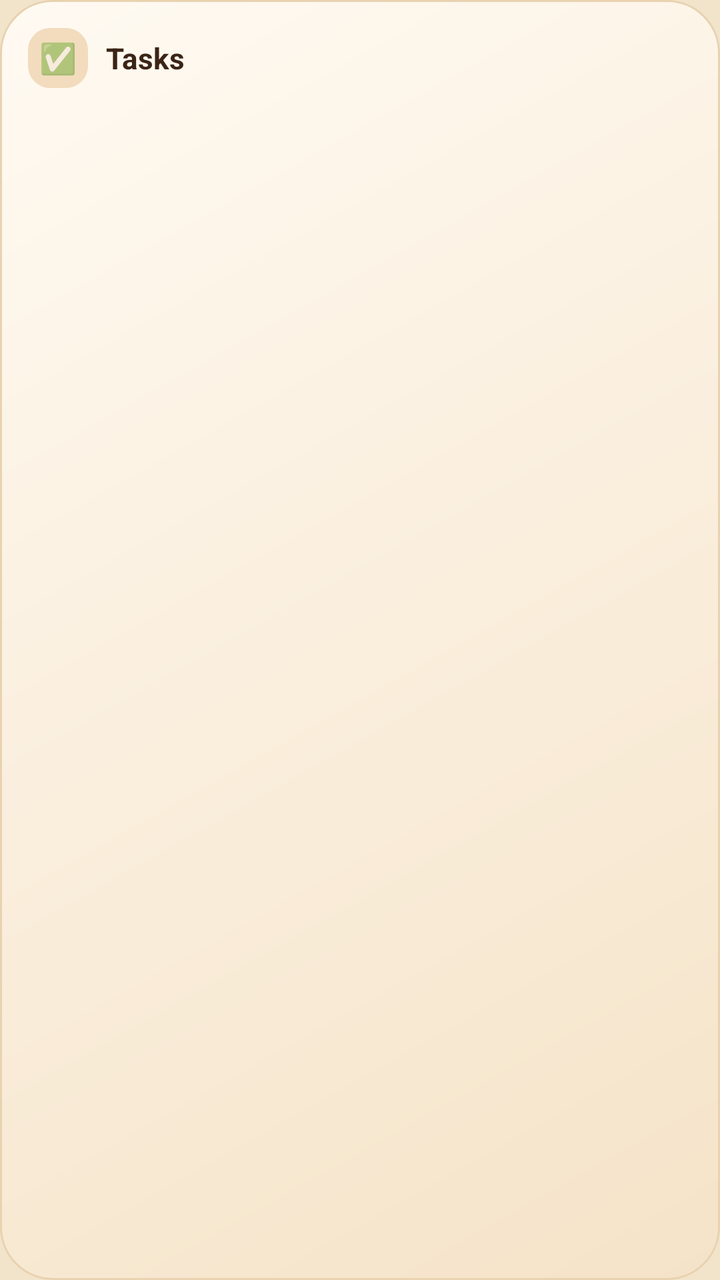
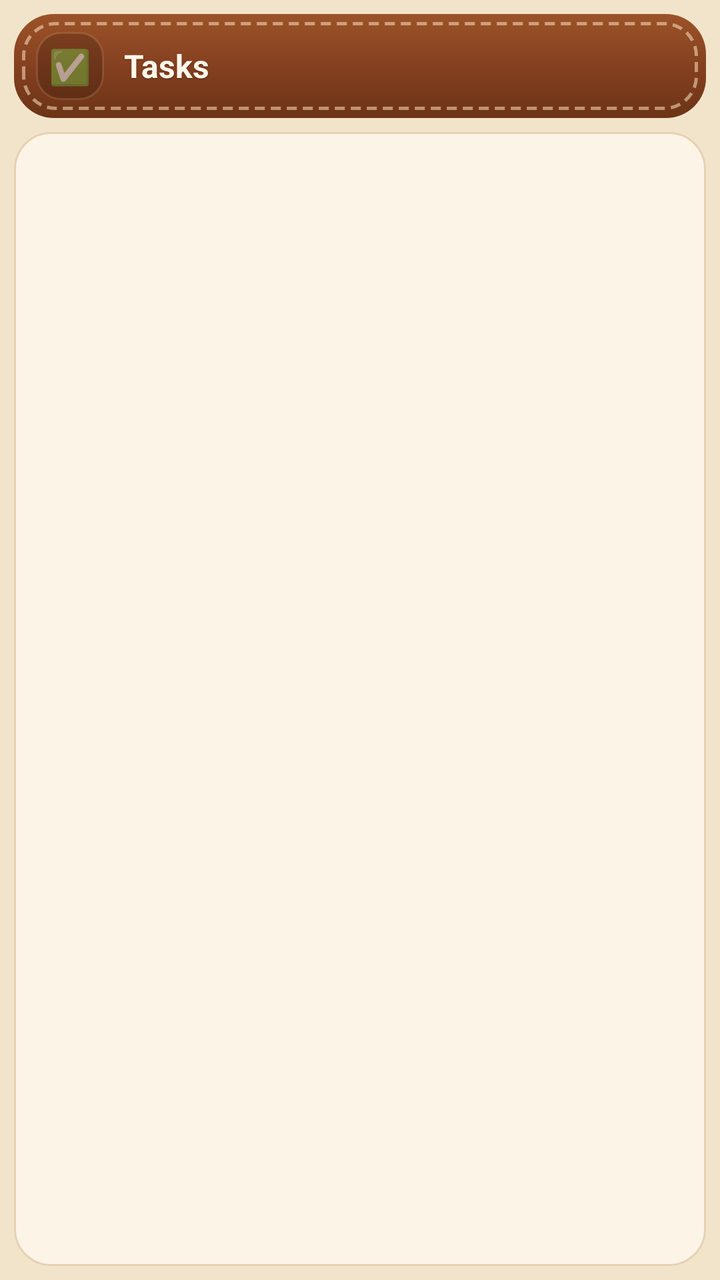

Before-and-after screenshots of an Android layout around one commit, followed by the original layout XML and the change that was made.
<!-- AndroidManifest.xml: application theme AppTheme -->
<!-- res/layout/widget_tasks.xml -->
<?xml version="1.0" encoding="utf-8"?>
<LinearLayout xmlns:android="http://schemas.android.com/apk/res/android" android:id="@+id/w_root" android:layout_width="match_parent" android:layout_height="match_parent"
    android:orientation="vertical" android:background="@drawable/widget_bg" android:padding="14dp">
    <LinearLayout android:layout_width="match_parent" android:layout_height="wrap_content" android:orientation="horizontal" android:gravity="center_vertical">
        <TextView android:id="@+id/w_icon" android:layout_width="30dp" android:layout_height="30dp" android:background="@drawable/widget_tile"
            android:gravity="center" android:text="✅" android:textSize="15sp" />
        <TextView android:id="@+id/w_label" android:layout_width="0dp" android:layout_weight="1" android:layout_height="wrap_content" android:layout_marginStart="9dp"
            android:text="Tasks" android:textColor="@color/widget_ink" android:textSize="14.5sp" android:textStyle="bold" android:maxLines="1" android:ellipsize="end" />
        <TextView android:id="@+id/w_chip2" android:layout_width="wrap_content" android:layout_height="wrap_content" android:layout_marginStart="6dp"
            android:background="@drawable/chip_neutral" android:paddingLeft="9dp" android:paddingRight="9dp" android:paddingTop="3dp" android:paddingBottom="3dp"
            android:textColor="#8A6A52" android:textSize="11sp" android:textStyle="bold" android:maxLines="1" android:visibility="gone" />
        <TextView android:id="@+id/w_chip" android:layout_width="wrap_content" android:layout_height="wrap_content" android:layout_marginStart="6dp"
            android:background="@drawable/chip_neutral" android:paddingLeft="9dp" android:paddingRight="9dp" android:paddingTop="3dp" android:paddingBottom="3dp"
            android:textColor="#8A6A52" android:textSize="11sp" android:textStyle="bold" android:maxLines="1" android:visibility="gone" />
    </LinearLayout>
    <TextView android:layout_width="match_parent" android:layout_height="2dp" />
    <LinearLayout android:id="@+id/w_r1" android:layout_width="match_parent" android:layout_height="wrap_content" android:orientation="horizontal" android:gravity="center_vertical" android:layout_marginTop="7dp" android:visibility="gone">
        <ImageView android:id="@+id/w_k1" android:layout_width="3dp" android:layout_height="24dp" android:src="@drawable/bar_neutral" android:scaleType="fitXY" android:importantForAccessibility="no" />
        <TextView android:id="@+id/w_e1" android:layout_width="wrap_content" android:layout_height="wrap_content" android:layout_marginStart="9dp" android:textSize="14sp" />
        <TextView android:id="@+id/w_a1" android:layout_width="0dp" android:layout_weight="1" android:layout_height="wrap_content" android:layout_marginStart="7dp" android:textColor="@color/widget_ink" android:textSize="13.5sp" android:maxLines="1" android:ellipsize="end" />
        <TextView android:id="@+id/w_b1" android:layout_width="wrap_content" android:layout_height="wrap_content" android:layout_marginStart="8dp" android:textColor="@color/widget_muted" android:textSize="11.5sp" android:textStyle="bold" android:maxLines="1" />
    </LinearLayout>
    <LinearLayout android:id="@+id/w_r2" android:layout_width="match_parent" android:layout_height="wrap_content" android:orientation="horizontal" android:gravity="center_vertical" android:layout_marginTop="7dp" android:visibility="gone">
        <ImageView android:id="@+id/w_k2" android:layout_width="3dp" android:layout_height="24dp" android:src="@drawable/bar_neutral" android:scaleType="fitXY" android:importantForAccessibility="no" />
        <TextView android:id="@+id/w_e2" android:layout_width="wrap_content" android:layout_height="wrap_content" android:layout_marginStart="9dp" android:textSize="14sp" />
        <TextView android:id="@+id/w_a2" android:layout_width="0dp" android:layout_weight="1" android:layout_height="wrap_content" android:layout_marginStart="7dp" android:textColor="@color/widget_ink" android:textSize="13.5sp" android:maxLines="1" android:ellipsize="end" />
        <TextView android:id="@+id/w_b2" android:layout_width="wrap_content" android:layout_height="wrap_content" android:layout_marginStart="8dp" android:textColor="@color/widget_muted" android:textSize="11.5sp" android:textStyle="bold" android:maxLines="1" />
    </LinearLayout>
    <LinearLayout android:id="@+id/w_r3" android:layout_width="match_parent" android:layout_height="wrap_content" android:orientation="horizontal" android:gravity="center_vertical" android:layout_marginTop="7dp" android:visibility="gone">
        <ImageView android:id="@+id/w_k3" android:layout_width="3dp" android:layout_height="24dp" android:src="@drawable/bar_neutral" android:scaleType="fitXY" android:importantForAccessibility="no" />
        <TextView android:id="@+id/w_e3" android:layout_width="wrap_content" android:layout_height="wrap_content" android:layout_marginStart="9dp" android:textSize="14sp" />
        <TextView android:id="@+id/w_a3" android:layout_width="0dp" android:layout_weight="1" android:layout_height="wrap_content" android:layout_marginStart="7dp" android:textColor="@color/widget_ink" android:textSize="13.5sp" android:maxLines="1" android:ellipsize="end" />
        <TextView android:id="@+id/w_b3" android:layout_width="wrap_content" android:layout_height="wrap_content" android:layout_marginStart="8dp" android:textColor="@color/widget_muted" android:textSize="11.5sp" android:textStyle="bold" android:maxLines="1" />
    </LinearLayout>
    <LinearLayout android:id="@+id/w_r4" android:layout_width="match_parent" android:layout_height="wrap_content" android:orientation="horizontal" android:gravity="center_vertical" android:layout_marginTop="7dp" android:visibility="gone">
        <ImageView android:id="@+id/w_k4" android:layout_width="3dp" android:layout_height="24dp" android:src="@drawable/bar_neutral" android:scaleType="fitXY" android:importantForAccessibility="no" />
        <TextView android:id="@+id/w_e4" android:layout_width="wrap_content" android:layout_height="wrap_content" android:layout_marginStart="9dp" android:textSize="14sp" />
        <TextView android:id="@+id/w_a4" android:layout_width="0dp" android:layout_weight="1" android:layout_height="wrap_content" android:layout_marginStart="7dp" android:textColor="@color/widget_ink" android:textSize="13.5sp" android:maxLines="1" android:ellipsize="end" />
        <TextView android:id="@+id/w_b4" android:layout_width="wrap_content" android:layout_height="wrap_content" android:layout_marginStart="8dp" android:textColor="@color/widget_muted" android:textSize="11.5sp" android:textStyle="bold" android:maxLines="1" />
    </LinearLayout>
    <LinearLayout android:id="@+id/w_r5" android:layout_width="match_parent" android:layout_height="wrap_content" android:orientation="horizontal" android:gravity="center_vertical" android:layout_marginTop="7dp" android:visibility="gone">
        <ImageView android:id="@+id/w_k5" android:layout_width="3dp" android:layout_height="24dp" android:src="@drawable/bar_neutral" android:scaleType="fitXY" android:importantForAccessibility="no" />
        <TextView android:id="@+id/w_e5" android:layout_width="wrap_content" android:layout_height="wrap_content" android:layout_marginStart="9dp" android:textSize="14sp" />
        <TextView android:id="@+id/w_a5" android:layout_width="0dp" android:layout_weight="1" android:layout_height="wrap_content" android:layout_marginStart="7dp" android:textColor="@color/widget_ink" android:textSize="13.5sp" android:maxLines="1" android:ellipsize="end" />
        <TextView android:id="@+id/w_b5" android:layout_width="wrap_content" android:layout_height="wrap_content" android:layout_marginStart="8dp" android:textColor="@color/widget_muted" android:textSize="11.5sp" android:textStyle="bold" android:maxLines="1" />
    </LinearLayout>
    <TextView android:id="@+id/w_empty" android:layout_width="match_parent" android:layout_height="wrap_content" android:layout_marginTop="10dp" android:textColor="@color/widget_muted" android:textSize="13sp" android:visibility="gone" />
</LinearLayout>
<!-- resources referenced by this layout -->
<resources>
  <color name="widget_ink">#3B2416</color>
  <color name="widget_muted">#8A6A52</color>
  <!-- drawable bar_neutral (drawable) -->
  <?xml version="1.0" encoding="utf-8"?>
  <shape xmlns:android="http://schemas.android.com/apk/res/android" android:shape="rectangle">
      <solid android:color="#8A6A52" />
      <corners android:radius="2dp" />
  </shape>
  <!-- drawable chip_neutral (drawable) -->
  <?xml version="1.0" encoding="utf-8"?>
  <shape xmlns:android="http://schemas.android.com/apk/res/android" android:shape="rectangle">
      <solid android:color="#268A6A52" />
      <corners android:radius="999dp" />
  </shape>
  <!-- drawable widget_bg (drawable) -->
  <?xml version="1.0" encoding="utf-8"?>
  <shape xmlns:android="http://schemas.android.com/apk/res/android" android:shape="rectangle">
      <gradient android:angle="315" android:startColor="@color/widget_bg_top" android:endColor="@color/widget_bg_bottom" />
      <corners android:radius="26dp" />
      <stroke android:width="1dp" android:color="@color/widget_line" />
  </shape>
  <!-- drawable widget_tile (drawable) -->
  <?xml version="1.0" encoding="utf-8"?>
  <shape xmlns:android="http://schemas.android.com/apk/res/android" android:shape="rectangle">
      <solid android:color="@color/widget_tile" />
      <corners android:radius="11dp" />
  </shape>
  <style name="AppTheme" parent="Theme.AppCompat.DayNight.NoActionBar">
          <item name="colorPrimary">@color/colorPrimary</item>
          <item name="colorPrimaryDark">@color/colorPrimaryDark</item>
          <item name="colorAccent">@color/colorAccent</item>
          <item name="android:windowBackground">@color/page</item>
      </style>
  <color name="widget_bg_top">#FFFAF2</color>
  <color name="widget_bg_bottom">#F5E3C8</color>
  <color name="widget_line">#E8D2B0</color>
  <color name="widget_tile">#F2DCBD</color>
  <color name="colorPrimary">#7C3D1B</color>
  <color name="colorPrimaryDark">#7C3D1B</color>
  <color name="colorAccent">#6A3DE8</color>
  <color name="page">#F2E4CB</color>
</resources>

<!-- the commit's change to res/layout/widget_tasks.xml (unified diff, before → after) -->
@@ -1,48 +1,57 @@
 <?xml version="1.0" encoding="utf-8"?>
 <LinearLayout xmlns:android="http://schemas.android.com/apk/res/android" android:id="@+id/w_root" android:layout_width="match_parent" android:layout_height="match_parent"
-    android:orientation="vertical" android:background="@drawable/widget_bg" android:padding="14dp">
-    <LinearLayout android:layout_width="match_parent" android:layout_height="wrap_content" android:orientation="horizontal" android:gravity="center_vertical">
-        <TextView android:id="@+id/w_icon" android:layout_width="30dp" android:layout_height="30dp" android:background="@drawable/widget_tile"
-            android:gravity="center" android:text="✅" android:textSize="15sp" />
-        <TextView android:id="@+id/w_label" android:layout_width="0dp" android:layout_weight="1" android:layout_height="wrap_content" android:layout_marginStart="9dp"
-            android:text="Tasks" android:textColor="@color/widget_ink" android:textSize="14.5sp" android:textStyle="bold" android:maxLines="1" android:ellipsize="end" />
+    android:orientation="vertical" android:background="@drawable/widget_bg" android:padding="7dp">
+    
+    <LinearLayout android:layout_width="match_parent" android:layout_height="wrap_content" android:orientation="horizontal" android:gravity="center_vertical"
+        android:background="@drawable/widget_leather" android:paddingLeft="11dp" android:paddingRight="11dp" android:paddingTop="9dp" android:paddingBottom="9dp">
+        <TextView android:id="@+id/w_icon" android:layout_width="34dp" android:layout_height="34dp" android:background="@drawable/widget_tile"
+            android:gravity="center" android:text="✅" android:textSize="17sp" />
+        <LinearLayout android:layout_width="0dp" android:layout_weight="1" android:layout_height="wrap_content" android:orientation="vertical" android:layout_marginStart="10dp">
+            <TextView android:id="@+id/w_label" android:layout_width="match_parent" android:layout_height="wrap_content" android:text="Tasks"
+                android:textColor="#FFFFF6EA" android:textSize="16sp" android:textStyle="bold" android:maxLines="1" android:ellipsize="end"
+                android:shadowColor="#8C321405" android:shadowDy="1" android:shadowRadius="1" />
+            <TextView android:id="@+id/w_hsub" android:layout_width="match_parent" android:layout_height="wrap_content" android:textColor="#FFF0CFA6"
+                android:textSize="11.5sp" android:textStyle="bold" android:maxLines="1" android:ellipsize="end" android:visibility="gone" />
+        </LinearLayout>
         <TextView android:id="@+id/w_chip2" android:layout_width="wrap_content" android:layout_height="wrap_content" android:layout_marginStart="6dp"
             android:background="@drawable/chip_neutral" android:paddingLeft="9dp" android:paddingRight="9dp" android:paddingTop="3dp" android:paddingBottom="3dp"
-            android:textColor="#8A6A52" android:textSize="11sp" android:textStyle="bold" android:maxLines="1" android:visibility="gone" />
+            android:textColor="#FFFFF1DD" android:textSize="11sp" android:textStyle="bold" android:maxLines="1" android:visibility="gone" />
         <TextView android:id="@+id/w_chip" android:layout_width="wrap_content" android:layout_height="wrap_content" android:layout_marginStart="6dp"
             android:background="@drawable/chip_neutral" android:paddingLeft="9dp" android:paddingRight="9dp" android:paddingTop="3dp" android:paddingBottom="3dp"
-            android:textColor="#8A6A52" android:textSize="11sp" android:textStyle="bold" android:maxLines="1" android:visibility="gone" />
+            android:textColor="#FFFFF1DD" android:textSize="11sp" android:textStyle="bold" android:maxLines="1" android:visibility="gone" />
     </LinearLayout>
-    <TextView android:layout_width="match_parent" android:layout_height="2dp" />
-    <LinearLayout android:id="@+id/w_r1" android:layout_width="match_parent" android:layout_height="wrap_content" android:orientation="horizontal" android:gravity="center_vertical" android:layout_marginTop="7dp" android:visibility="gone">
-        <ImageView android:id="@+id/w_k1" android:layout_width="3dp" android:layout_height="24dp" android:src="@drawable/bar_neutral" android:scaleType="fitXY" android:importantForAccessibility="no" />
-        <TextView android:id="@+id/w_e1" android:layout_width="wrap_content" android:layout_height="wrap_content" android:layout_marginStart="9dp" android:textSize="14sp" />
-        <TextView android:id="@+id/w_a1" android:layout_width="0dp" android:layout_weight="1" android:layout_height="wrap_content" android:layout_marginStart="7dp" android:textColor="@color/widget_ink" android:textSize="13.5sp" android:maxLines="1" android:ellipsize="end" />
-        <TextView android:id="@+id/w_b1" android:layout_width="wrap_content" android:layout_height="wrap_content" android:layout_marginStart="8dp" android:textColor="@color/widget_muted" android:textSize="11.5sp" android:textStyle="bold" android:maxLines="1" />
+    <LinearLayout android:id="@+id/w_card" android:layout_width="match_parent" android:layout_height="0dp" android:layout_weight="1" android:layout_marginTop="7dp"
+        android:orientation="vertical" android:background="@drawable/widget_card" android:padding="12dp">
+        <LinearLayout android:id="@+id/w_r1" android:layout_width="match_parent" android:layout_height="wrap_content" android:orientation="horizontal" android:gravity="center_vertical" android:layout_marginTop="3dp" android:visibility="gone">
+            <ImageView android:id="@+id/w_k1" android:layout_width="3dp" android:layout_height="24dp" android:src="@drawable/bar_neutral" android:scaleType="fitXY" android:importantForAccessibility="no" />
+            <TextView android:id="@+id/w_e1" android:layout_width="wrap_content" android:layout_height="wrap_content" android:layout_marginStart="9dp" android:textSize="14sp" />
+            <TextView android:id="@+id/w_a1" android:layout_width="0dp" android:layout_weight="1" android:layout_height="wrap_content" android:layout_marginStart="7dp" android:textColor="@color/widget_ink" android:textSize="13.5sp" android:maxLines="1" android:ellipsize="end" />
+            <TextView android:id="@+id/w_b1" android:layout_width="wrap_content" android:layout_height="wrap_content" android:layout_marginStart="8dp" android:textColor="@color/widget_muted" android:textSize="11.5sp" android:textStyle="bold" android:maxLines="1" />
+        </LinearLayout>
+        <LinearLayout android:id="@+id/w_r2" android:layout_width="match_parent" android:layout_height="wrap_content" android:orientation="horizontal" android:gravity="center_vertical" android:layout_marginTop="7dp" android:visibility="gone">
+            <ImageView android:id="@+id/w_k2" android:layout_width="3dp" android:layout_height="24dp" android:src="@drawable/bar_neutral" android:scaleType="fitXY" android:importantForAccessibility="no" />
+            <TextView android:id="@+id/w_e2" android:layout_width="wrap_content" android:layout_height="wrap_content" android:layout_marginStart="9dp" android:textSize="14sp" />
+            <TextView android:id="@+id/w_a2" android:layout_width="0dp" android:layout_weight="1" android:layout_height="wrap_content" android:layout_marginStart="7dp" android:textColor="@color/widget_ink" android:textSize="13.5sp" android:maxLines="1" android:ellipsize="end" />
+            <TextView android:id="@+id/w_b2" android:layout_width="wrap_content" android:layout_height="wrap_content" android:layout_marginStart="8dp" android:textColor="@color/widget_muted" android:textSize="11.5sp" android:textStyle="bold" android:maxLines="1" />
+        </LinearLayout>
+        <LinearLayout android:id="@+id/w_r3" android:layout_width="match_parent" android:layout_height="wrap_content" android:orientation="horizontal" android:gravity="center_vertical" android:layout_marginTop="7dp" android:visibility="gone">
+            <ImageView android:id="@+id/w_k3" android:layout_width="3dp" android:layout_height="24dp" android:src="@drawable/bar_neutral" android:scaleType="fitXY" android:importantForAccessibility="no" />
+            <TextView android:id="@+id/w_e3" android:layout_width="wrap_content" android:layout_height="wrap_content" android:layout_marginStart="9dp" android:textSize="14sp" />
+            <TextView android:id="@+id/w_a3" android:layout_width="0dp" android:layout_weight="1" android:layout_height="wrap_content" android:layout_marginStart="7dp" android:textColor="@color/widget_ink" android:textSize="13.5sp" android:maxLines="1" android:ellipsize="end" />
+            <TextView android:id="@+id/w_b3" android:layout_width="wrap_content" android:layout_height="wrap_content" android:layout_marginStart="8dp" android:textColor="@color/widget_muted" android:textSize="11.5sp" android:textStyle="bold" android:maxLines="1" />
+        </LinearLayout>
+        <LinearLayout android:id="@+id/w_r4" android:layout_width="match_parent" android:layout_height="wrap_content" android:orientation="horizontal" android:gravity="center_vertical" android:layout_marginTop="7dp" android:visibility="gone">
+            <ImageView android:id="@+id/w_k4" android:layout_width="3dp" android:layout_height="24dp" android:src="@drawable/bar_neutral" android:scaleType="fitXY" android:importantForAccessibility="no" />
+            <TextView android:id="@+id/w_e4" android:layout_width="wrap_content" android:layout_height="wrap_content" android:layout_marginStart="9dp" android:textSize="14sp" />
+            <TextView android:id="@+id/w_a4" android:layout_width="0dp" android:layout_weight="1" android:layout_height="wrap_content" android:layout_marginStart="7dp" android:textColor="@color/widget_ink" android:textSize="13.5sp" android:maxLines="1" android:ellipsize="end" />
+            <TextView android:id="@+id/w_b4" android:layout_width="wrap_content" android:layout_height="wrap_content" android:layout_marginStart="8dp" android:textColor="@color/widget_muted" android:textSize="11.5sp" android:textStyle="bold" android:maxLines="1" />
+        </LinearLayout>
+        <LinearLayout android:id="@+id/w_r5" android:layout_width="match_parent" android:layout_height="wrap_content" android:orientation="horizontal" android:gravity="center_vertical" android:layout_marginTop="7dp" android:visibility="gone">
+            <ImageView android:id="@+id/w_k5" android:layout_width="3dp" android:layout_height="24dp" android:src="@drawable/bar_neutral" android:scaleType="fitXY" android:importantForAccessibility="no" />
+            <TextView android:id="@+id/w_e5" android:layout_width="wrap_content" android:layout_height="wrap_content" android:layout_marginStart="9dp" android:textSize="14sp" />
+            <TextView android:id="@+id/w_a5" android:layout_width="0dp" android:layout_weight="1" android:layout_height="wrap_content" android:layout_marginStart="7dp" android:textColor="@color/widget_ink" android:textSize="13.5sp" android:maxLines="1" android:ellipsize="end" />
+            <TextView android:id="@+id/w_b5" android:layout_width="wrap_content" android:layout_height="wrap_content" android:layout_marginStart="8dp" android:textColor="@color/widget_muted" android:textSize="11.5sp" android:textStyle="bold" android:maxLines="1" />
+        </LinearLayout>
+        <TextView android:id="@+id/w_empty" android:layout_width="match_parent" android:layout_height="wrap_content" android:layout_marginTop="4dp" android:textColor="@color/widget_muted" android:textSize="13sp" android:visibility="gone" />
     </LinearLayout>
-    <LinearLayout android:id="@+id/w_r2" android:layout_width="match_parent" android:layout_height="wrap_content" android:orientation="horizontal" android:gravity="center_vertical" android:layout_marginTop="7dp" android:visibility="gone">
-        <ImageView android:id="@+id/w_k2" android:layout_width="3dp" android:layout_height="24dp" android:src="@drawable/bar_neutral" android:scaleType="fitXY" android:importantForAccessibility="no" />
-        <TextView android:id="@+id/w_e2" android:layout_width="wrap_content" android:layout_height="wrap_content" android:layout_marginStart="9dp" android:textSize="14sp" />
-        <TextView android:id="@+id/w_a2" android:layout_width="0dp" android:layout_weight="1" android:layout_height="wrap_content" android:layout_marginStart="7dp" android:textColor="@color/widget_ink" android:textSize="13.5sp" android:maxLines="1" android:ellipsize="end" />
-        <TextView android:id="@+id/w_b2" android:layout_width="wrap_content" android:layout_height="wrap_content" android:layout_marginStart="8dp" android:textColor="@color/widget_muted" android:textSize="11.5sp" android:textStyle="bold" android:maxLines="1" />
-    </LinearLayout>
-    <LinearLayout android:id="@+id/w_r3" android:layout_width="match_parent" android:layout_height="wrap_content" android:orientation="horizontal" android:gravity="center_vertical" android:layout_marginTop="7dp" android:visibility="gone">
-        <ImageView android:id="@+id/w_k3" android:layout_width="3dp" android:layout_height="24dp" android:src="@drawable/bar_neutral" android:scaleType="fitXY" android:importantForAccessibility="no" />
-        <TextView android:id="@+id/w_e3" android:layout_width="wrap_content" android:layout_height="wrap_content" android:layout_marginStart="9dp" android:textSize="14sp" />
-        <TextView android:id="@+id/w_a3" android:layout_width="0dp" android:layout_weight="1" android:layout_height="wrap_content" android:layout_marginStart="7dp" android:textColor="@color/widget_ink" android:textSize="13.5sp" android:maxLines="1" android:ellipsize="end" />
-        <TextView android:id="@+id/w_b3" android:layout_width="wrap_content" android:layout_height="wrap_content" android:layout_marginStart="8dp" android:textColor="@color/widget_muted" android:textSize="11.5sp" android:textStyle="bold" android:maxLines="1" />
-    </LinearLayout>
-    <LinearLayout android:id="@+id/w_r4" android:layout_width="match_parent" android:layout_height="wrap_content" android:orientation="horizontal" android:gravity="center_vertical" android:layout_marginTop="7dp" android:visibility="gone">
-        <ImageView android:id="@+id/w_k4" android:layout_width="3dp" android:layout_height="24dp" android:src="@drawable/bar_neutral" android:scaleType="fitXY" android:importantForAccessibility="no" />
-        <TextView android:id="@+id/w_e4" android:layout_width="wrap_content" android:layout_height="wrap_content" android:layout_marginStart="9dp" android:textSize="14sp" />
-        <TextView android:id="@+id/w_a4" android:layout_width="0dp" android:layout_weight="1" android:layout_height="wrap_content" android:layout_marginStart="7dp" android:textColor="@color/widget_ink" android:textSize="13.5sp" android:maxLines="1" android:ellipsize="end" />
-        <TextView android:id="@+id/w_b4" android:layout_width="wrap_content" android:layout_height="wrap_content" android:layout_marginStart="8dp" android:textColor="@color/widget_muted" android:textSize="11.5sp" android:textStyle="bold" android:maxLines="1" />
-    </LinearLayout>
-    <LinearLayout android:id="@+id/w_r5" android:layout_width="match_parent" android:layout_height="wrap_content" android:orientation="horizontal" android:gravity="center_vertical" android:layout_marginTop="7dp" android:visibility="gone">
-        <ImageView android:id="@+id/w_k5" android:layout_width="3dp" android:layout_height="24dp" android:src="@drawable/bar_neutral" android:scaleType="fitXY" android:importantForAccessibility="no" />
-        <TextView android:id="@+id/w_e5" android:layout_width="wrap_content" android:layout_height="wrap_content" android:layout_marginStart="9dp" android:textSize="14sp" />
-        <TextView android:id="@+id/w_a5" android:layout_width="0dp" android:layout_weight="1" android:layout_height="wrap_content" android:layout_marginStart="7dp" android:textColor="@color/widget_ink" android:textSize="13.5sp" android:maxLines="1" android:ellipsize="end" />
-        <TextView android:id="@+id/w_b5" android:layout_width="wrap_content" android:layout_height="wrap_content" android:layout_marginStart="8dp" android:textColor="@color/widget_muted" android:textSize="11.5sp" android:textStyle="bold" android:maxLines="1" />
-    </LinearLayout>
-    <TextView android:id="@+id/w_empty" android:layout_width="match_parent" android:layout_height="wrap_content" android:layout_marginTop="10dp" android:textColor="@color/widget_muted" android:textSize="13sp" android:visibility="gone" />
 </LinearLayout>
<!-- resource entries referenced after the edit -->
@@ -11,21 +11,46 @@
   <!-- drawable chip_neutral (drawable) -->
   <?xml version="1.0" encoding="utf-8"?>
   <shape xmlns:android="http://schemas.android.com/apk/res/android" android:shape="rectangle">
-      <solid android:color="#268A6A52" />
+      <solid android:color="#33FFE9CC" />
       <corners android:radius="999dp" />
+      <stroke android:width="1dp" android:color="#40FFE2BE" />
   </shape>
   <!-- drawable widget_bg (drawable) -->
   <?xml version="1.0" encoding="utf-8"?>
   <shape xmlns:android="http://schemas.android.com/apk/res/android" android:shape="rectangle">
-      <gradient android:angle="315" android:startColor="@color/widget_bg_top" android:endColor="@color/widget_bg_bottom" />
+      <solid android:color="@color/widget_paper" />
       <corners android:radius="26dp" />
+  </shape>
+  <!-- drawable widget_card (drawable) -->
+  <?xml version="1.0" encoding="utf-8"?>
+  <shape xmlns:android="http://schemas.android.com/apk/res/android" android:shape="rectangle">
+      <solid android:color="@color/widget_card" />
+      <corners android:radius="18dp" />
       <stroke android:width="1dp" android:color="@color/widget_line" />
   </shape>
+  <!-- drawable widget_leather (drawable) -->
+  <?xml version="1.0" encoding="utf-8"?>
+  <layer-list xmlns:android="http://schemas.android.com/apk/res/android">
+      <item>
+          <shape android:shape="rectangle">
+              <gradient android:angle="270" android:startColor="#9C5328" android:centerColor="#844020" android:endColor="#6C3416" />
+              <corners android:radius="20dp" />
+          </shape>
+      </item>
+      <item android:left="4dp" android:top="4dp" android:right="4dp" android:bottom="4dp">
+          <shape android:shape="rectangle">
+              <solid android:color="#00000000" />
+              <stroke android:width="1.5dp" android:color="#8CFFE2BE" android:dashWidth="5dp" android:dashGap="3dp" />
+              <corners android:radius="16dp" />
+          </shape>
+      </item>
+  </layer-list>
   <!-- drawable widget_tile (drawable) -->
   <?xml version="1.0" encoding="utf-8"?>
   <shape xmlns:android="http://schemas.android.com/apk/res/android" android:shape="rectangle">
-      <solid android:color="@color/widget_tile" />
-      <corners android:radius="11dp" />
+      <solid android:color="#2E000000" />
+      <corners android:radius="12dp" />
+      <stroke android:width="1dp" android:color="#26FFD2A0" />
   </shape>
   <style name="AppTheme" parent="Theme.AppCompat.DayNight.NoActionBar">
           <item name="colorPrimary">@color/colorPrimary</item>
@@ -33,10 +58,9 @@
           <item name="colorAccent">@color/colorAccent</item>
           <item name="android:windowBackground">@color/page</item>
       </style>
-  <color name="widget_bg_top">#FFFAF2</color>
-  <color name="widget_bg_bottom">#F5E3C8</color>
-  <color name="widget_line">#E8D2B0</color>
-  <color name="widget_tile">#F2DCBD</color>
+  <color name="widget_paper">#F2E4CB</color>
+  <color name="widget_card">#FCF5E7</color>
+  <color name="widget_line">#E6D2B2</color>
   <color name="colorPrimary">#7C3D1B</color>
   <color name="colorPrimaryDark">#7C3D1B</color>
   <color name="colorAccent">#6A3DE8</color>
